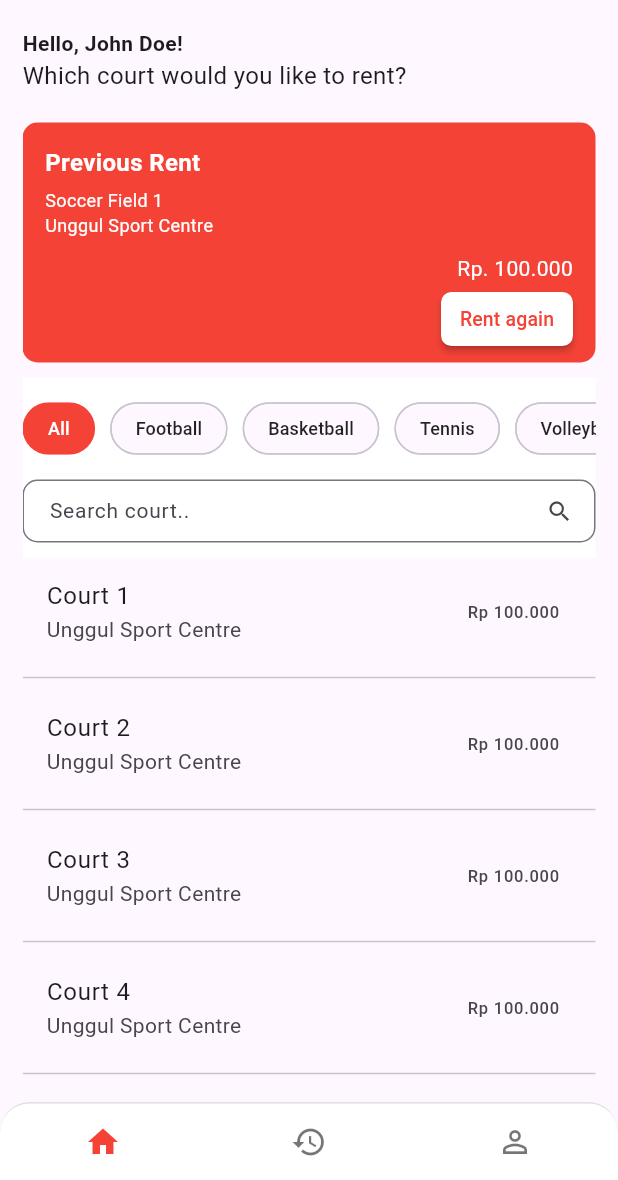
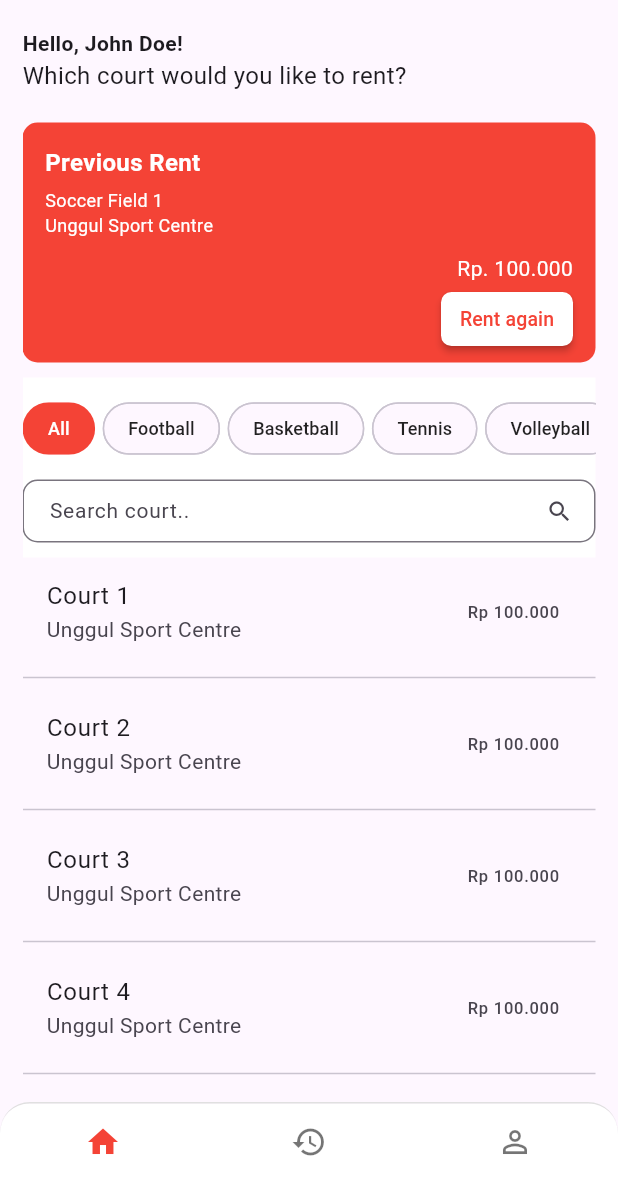
Before and after one commit to bryanfks-dev/Courtly, a Flutter app: the screen it shows after launch, on a phone screen of 412 x 824 dp, the part 56-1236 px from its top. Run offline on Flutter 3.47's test engine with Material 3 defaults, Android fonts, the phone set to English and light mode, and no system bars; drawn by our look-alikes of sticky_headers; our stand-ins replace firebase_core, flutter_svg, vector_graphics; accounts and stored records are empty.

Commit message:
update choices chip spaces

```diff
--- a/lib/presentation/pages/home.dart
+++ b/lib/presentation/pages/home.dart
@@ -117,7 +117,7 @@ class HomePage extends StatelessWidget {
                                       i < _chipLabelList.length;
                                       i++) ...[
                                     Container(
-                                      margin: const EdgeInsets.only(right: 10),
+                                      margin: const EdgeInsets.only(right: 5),
                                       child: ChoiceChip(
                                         shape: RoundedRectangleBorder(
                                             borderRadius:
--- a/lib/presentation/pages/order_history.dart
+++ b/lib/presentation/pages/order_history.dart
@@ -34,7 +34,7 @@ class OrderHistoryPage extends StatelessWidget {
                     children: [
                       for (int i = 0; i < _chipLabelList.length; i++) ...[
                         Container(
-                          margin: const EdgeInsets.only(right: 10),
+                          margin: const EdgeInsets.only(right: 5),
                           child: ChoiceChip(
                             shape: RoundedRectangleBorder(
                                 borderRadius: BorderRadius.circular(20)),
```
